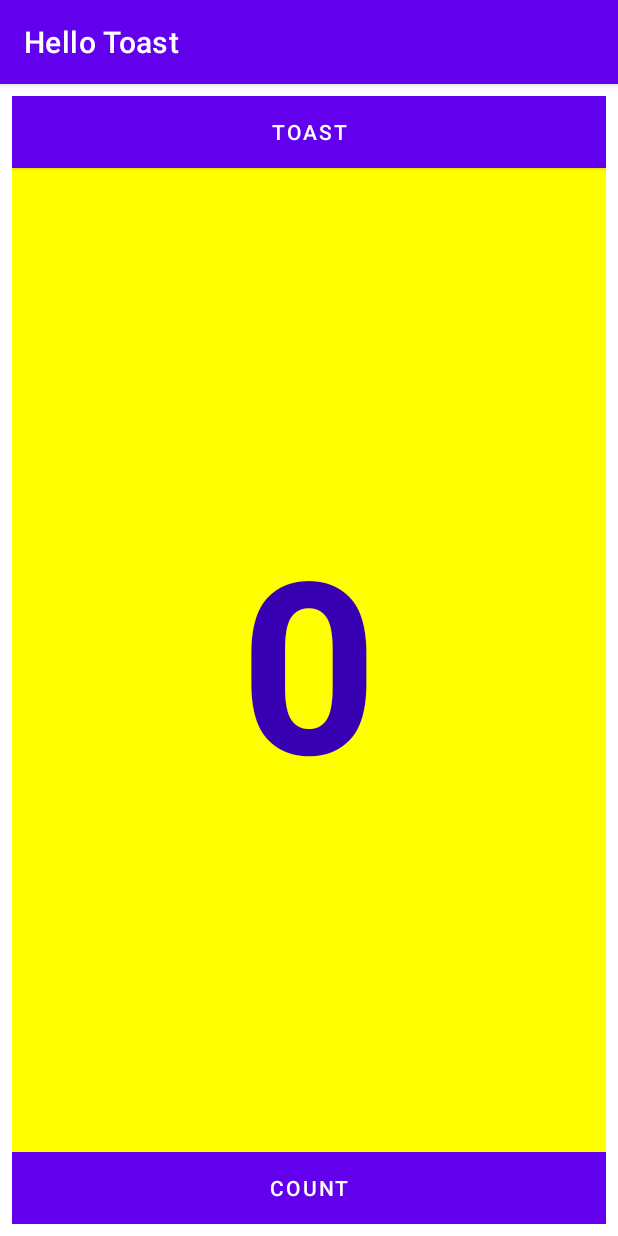
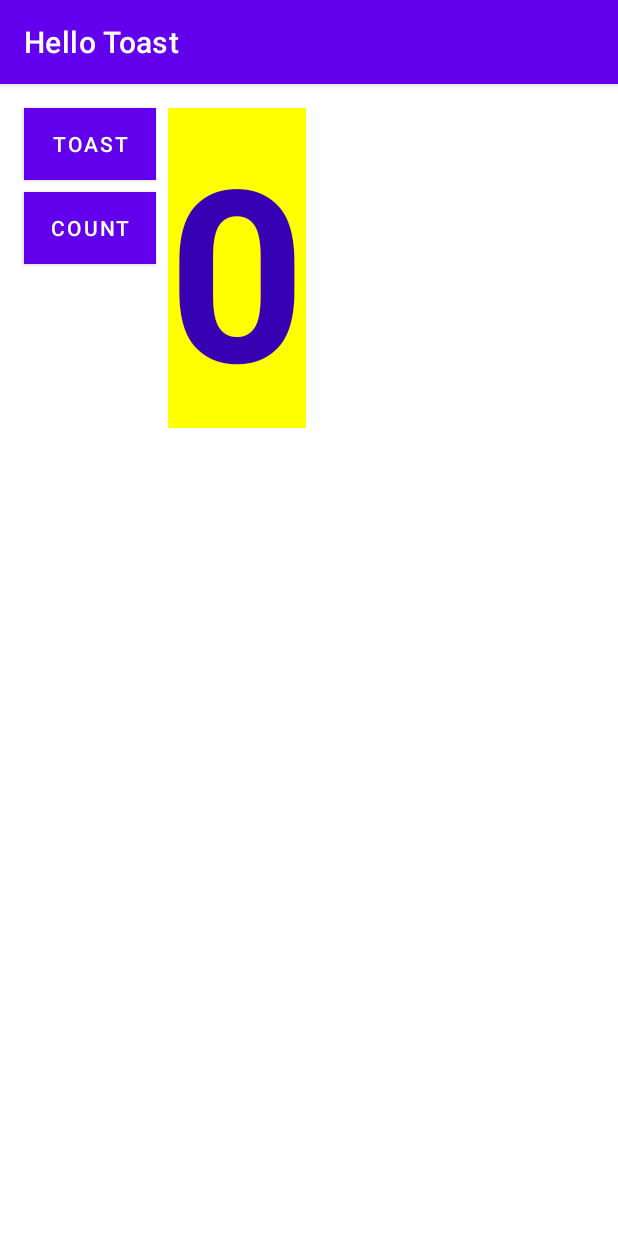
Before and after one commit to SamX007/hello-toast, an Android app: the screen it shows after launch (MainActivity), on a phone screen of 412 x 824 dp. Run offline under Robolectric (Android 15) with nearby library versions, the phone set to English and light mode, and no system bars.

Commit message:
coding challenge

```diff
--- a/app/src/main/res/layout/activity_main.xml
+++ b/app/src/main/res/layout/activity_main.xml
@@ -9,41 +9,46 @@
 
     <Button
         android:id="@+id/button_toast"
-        android:layout_width="0dp"
+        android:layout_width="wrap_content"
         android:layout_height="wrap_content"
+        android:layout_marginStart="8dp"
+        android:layout_marginLeft="8dp"
+        android:layout_marginTop="8dp"
+        android:background="@color/purple_700"
+        android:onClick="showToast"
         android:text="@string/button_label_toast"
-        android:background="@color/purple_700"
         android:textColor="@color/white"
-        android:onClick="showToast"
-        app:layout_constraintEnd_toEndOf="parent"
         app:layout_constraintStart_toStartOf="parent"
         app:layout_constraintTop_toTopOf="parent" />
 
     <Button
         android:id="@+id/button_count"
-        android:layout_width="0dp"
+        android:layout_width="wrap_content"
         android:layout_height="wrap_content"
+        android:layout_marginStart="8dp"
+        android:layout_marginLeft="8dp"
+        android:layout_marginTop="8dp"
+        android:background="@color/purple_700"
+        android:onClick="countUp"
         android:text="@string/button_label_count"
-        android:background="@color/purple_700"
         android:textColor="@color/white"
-        android:onClick="countUp"
-        app:layout_constraintBottom_toBottomOf="parent"
-        app:layout_constraintEnd_toEndOf="parent"
-        app:layout_constraintStart_toStartOf="parent" />
+        app:layout_constraintStart_toStartOf="parent"
+        app:layout_constraintTop_toBottomOf="@+id/button_toast" />
 
     <TextView
         android:id="@+id/show_count"
-        android:layout_width="match_parent"
-        android:layout_height="match_parent"
+        android:layout_width="wrap_content"
+        android:layout_height="wrap_content"
+        android:layout_marginStart="8dp"
+        android:layout_marginLeft="8dp"
+        android:layout_marginTop="8dp"
+        android:background="#FFFF00"
+        android:gravity="center_vertical"
         android:text="@string/count_initial_value"
+        android:textAlignment="center"
+        android:textColor="@color/purple_700"
         android:textSize="160sp"
         android:textStyle="bold"
-        android:textAlignment="center"
-        android:textColor="@color/purple_700"
-        android:background="#FFFF00"
-        android:gravity="center_vertical"
-        app:layout_constraintBottom_toTopOf="@+id/button_count"
-        app:layout_constraintEnd_toEndOf="parent"
-        app:layout_constraintStart_toStartOf="parent"
-        app:layout_constraintTop_toBottomOf="@+id/button_toast" />
+        app:layout_constraintStart_toEndOf="@+id/button_toast"
+        app:layout_constraintTop_toTopOf="parent" />
 </androidx.constraintlayout.widget.ConstraintLayout>
--- a/app/src/main/res/values/strings.xml
+++ b/app/src/main/res/values/strings.xml
@@ -3,5 +3,5 @@
     <string name="button_label_toast">Toast</string>
     <string name="button_label_count">Count</string>
     <string name="count_initial_value">0</string>
-    <string name="toast_message">Hello Toast!</string>
+    <string name="toast_message">Hello Toast Challenge!</string>
 </resources>
```
Also changed, not shown: app/src/main/res/drawable/coding_challenge_horizontal.gif (added), app/src/main/res/drawable/coding_challenge_vertical.gif (added), app/src/main/res/drawable/tasks.gif (deleted), 1 other file.
